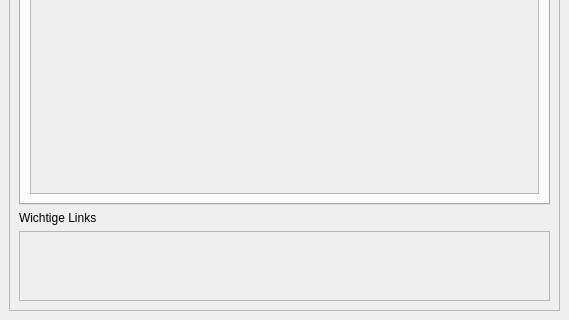
GeoWerkstatt/qgis-custom-news-feed, file custom_news_feed/custom_news_feed_dockwidget_base.ui: the form before one commit; both pictures show x 0 to 569 and y 540 to 860 of the 569 by 860 pixel window.
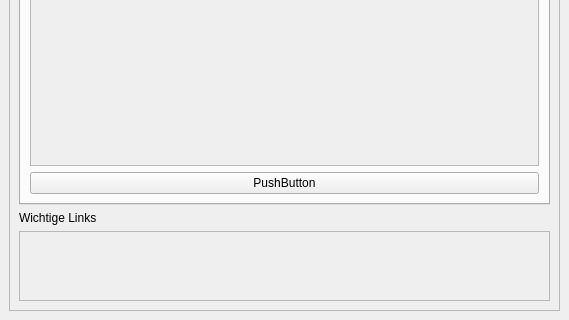
The form after the commit.

Diff of the .ui file:
```diff
--- a/custom_news_feed/custom_news_feed_dockwidget_base.ui
+++ b/custom_news_feed/custom_news_feed_dockwidget_base.ui
@@ -67,6 +67,8 @@
           </attribute>
           <layout class="QVBoxLayout" name="verticalLayout_3">
            <item>
+            <layout class="QVBoxLayout" name="verticalLayout">
+             <item>
             <widget class="QScrollArea" name="newsScrollArea">
              <property name="widgetResizable">
               <bool>true</bool>
@@ -76,13 +78,21 @@
                <rect>
                 <x>0</x>
                 <y>0</y>
-                <width>505</width>
-                <height>612</height>
-               </rect>
-              </property>
-              <layout class="QVBoxLayout" name="verticalLayout_4"/>
-             </widget>
-            </widget>
+                  <width>503</width>
+                  <height>581</height>
+                 </rect>
+                </property>
+               </widget>
+              </widget>
+             </item>
+             <item>
+              <widget class="QPushButton" name="readAllButton">
+               <property name="text">
+                <string>PushButton</string>
+               </property>
+              </widget>
+             </item>
+            </layout>
            </item>
           </layout>
          </widget>
```
Lines whose indentation alone changed are shown as unchanged.
